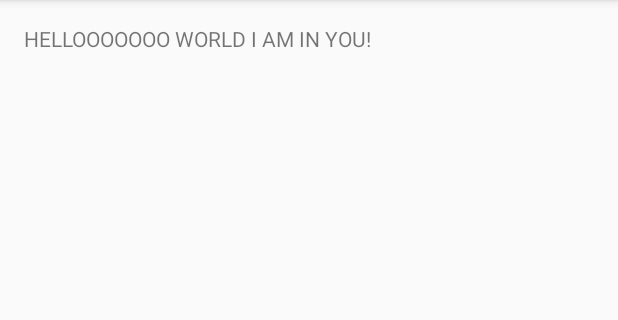
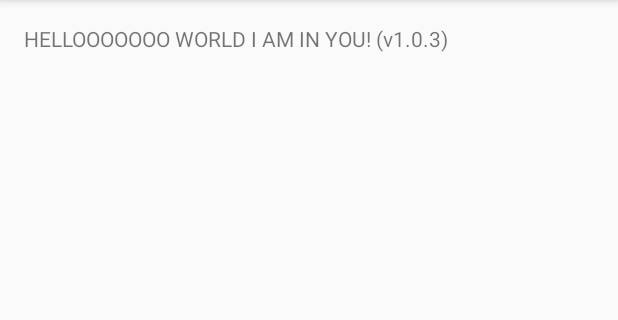
Before and after one commit to mlensi/StudioTester1, an Android app: the screen it shows after launch (MainActivity), on a phone screen of 412 x 824 dp, the part 84-404 px from its top. Run offline under Robolectric (Android 15) with nearby library versions, the phone set to English and light mode, and no system bars.

Commit message:
second clone commit, will push

```diff
--- a/app/src/main/java/com/example/michaellensi/testicall/MainActivity.java
+++ b/app/src/main/java/com/example/michaellensi/testicall/MainActivity.java
@@ -12,6 +12,6 @@ public class MainActivity extends AppCompatActivity {
         setContentView(R.layout.activity_main);
 
         TextView tView = (TextView) this.findViewById(R.id.txtvw_HelloWorld);
-        tView.setText("HELLOOOOOOO WORLD I AM IN YOU!");
+        tView.setText("HELLOOOOOOO WORLD I AM IN YOU! (v1.0.3)");
     }
 }
```
